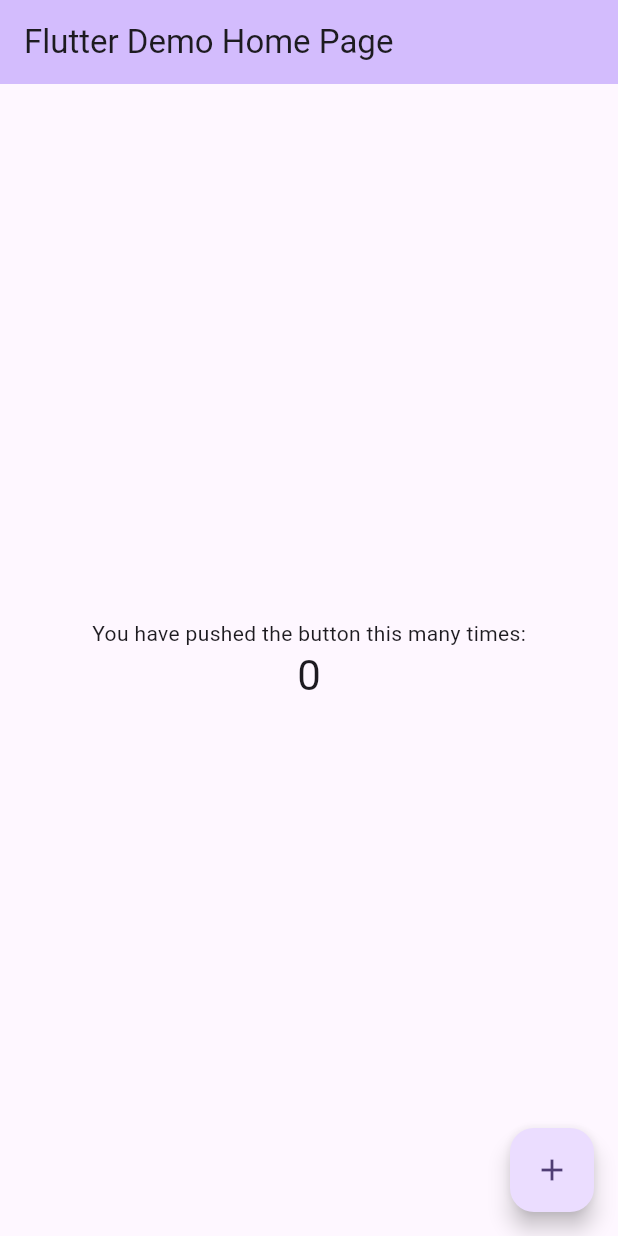
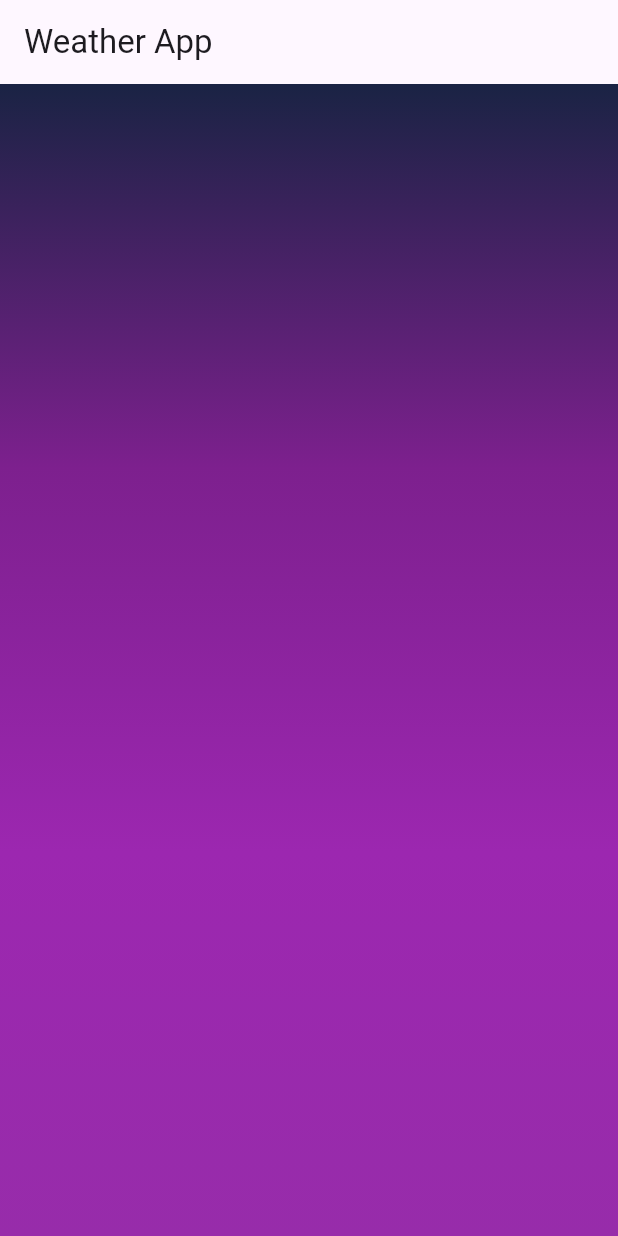
Before and after one commit to Sanzay-Chaudhary/weather_app, a Flutter app: the screen it shows after launch, on a phone screen of 412 x 824 dp. Run offline on Flutter 3.47's test engine with Material 3 defaults, Android fonts, the phone set to English and light mode, and no system bars.

Commit message:
creating ui

```diff
--- a/lib/main.dart
+++ b/lib/main.dart
@@ -1,4 +1,5 @@
 import 'package:flutter/material.dart';
+import 'package:weather_app/screens/home_screen.dart';
 
 void main() {
   runApp(const MyApp());
@@ -10,115 +11,10 @@ class MyApp extends StatelessWidget {
   // This widget is the root of your application.
   @override
   Widget build(BuildContext context) {
-    return MaterialApp(
-      title: 'Flutter Demo',
-      theme: ThemeData(
-        // This is the theme of your application.
-        //
-        // TRY THIS: Try running your application with "flutter run". You'll see
-        // the application has a purple toolbar. Then, without quitting the app,
-        // try changing the seedColor in the colorScheme below to Colors.green
-        // and then invoke "hot reload" (save your changes or press the "hot
-        // reload" button in a Flutter-supported IDE, or press "r" if you used
-        // the command line to start the app).
-        //
-        // Notice that the counter didn't reset back to zero; the application
-        // state is not lost during the reload. To reset the state, use hot
-        // restart instead.
-        //
-        // This works for code too, not just values: Most code changes can be
-        // tested with just a hot reload.
-        colorScheme: ColorScheme.fromSeed(seedColor: Colors.deepPurple),
-        useMaterial3: true,
-      ),
-      home: const MyHomePage(title: 'Flutter Demo Home Page'),
+    return const MaterialApp(
+      debugShowCheckedModeBanner: false,
+      title: "Weather App",
+      home: HomeScreen(),
     );
   }
 }
-
-class MyHomePage extends StatefulWidget {
-  const MyHomePage({super.key, required this.title});
-
-  // This widget is the home page of your application. It is stateful, meaning
-  // that it has a State object (defined below) that contains fields that affect
-  // how it looks.
-
-  // This class is the configuration for the state. It holds the values (in this
-  // case the title) provided by the parent (in this case the App widget) and
-  // used by the build method of the State. Fields in a Widget subclass are
-  // always marked "final".
-
-  final String title;
-
-  @override
-  State<MyHomePage> createState() => _MyHomePageState();
-}
-
-class _MyHomePageState extends State<MyHomePage> {
-  int _counter = 0;
-
-  void _incrementCounter() {
-    setState(() {
-      // This call to setState tells the Flutter framework that something has
-      // changed in this State, which causes it to rerun the build method below
-      // so that the display can reflect the updated values. If we changed
-      // _counter without calling setState(), then the build method would not be
-      // called again, and so nothing would appear to happen.
-      _counter++;
-    });
-  }
-
-  @override
-  Widget build(BuildContext context) {
-    // This method is rerun every time setState is called, for instance as done
-    // by the _incrementCounter method above.
-    //
-    // The Flutter framework has been optimized to make rerunning build methods
-    // fast, so that you can just rebuild anything that needs updating rather
-    // thfan having to individually change instances of widgets.
-    return Scaffold(
-      appBar: AppBar(
-        // Colors.amber, perhaps?) and trigger a hot reload to see the AppBar
-
-        backgroundColor: Theme.of(context).colorScheme.inversePrimary,
-        // Here we take the value from the MyHomePage object that was created by
-        // the App.build method, and use it to set our appbar title.
-        title: Text(widget.title),
-      ),
-      body: Center(
-        // Center is a layout widget. It takes a single child and positions it
-        // in the middle of the parent.
-        child: Column(
-          // Column is also a layout widget. It takes a list of children and
-          // arranges them vertically. By default, it sizes itself to fit its
-          // children horizontally, and tries to be as tall as its parent.
-          //
-          // Column has various properties to control how it sizes itself and
-          // how it positions its children. Here we use mainAxisAlignment to
-          // center the children vertically; the main axis here is the vertical
-          // axis because Columns are vertical (the cross axis would be
-          // horizontal).
-          //
-          // TRY THIS: Invoke "debug painting" (choose the "Toggle Debug Paint"
-          // action in the IDE, or press "p" in the console), to see the
-          // wireframe for each widget.
-          mainAxisAlignment: MainAxisAlignment.center,
-          children: <Widget>[
-            const Text(
-              'You have pushed the button this many times:',
-            ),
-            Text(
-              '$_counter',
-              style: Theme.of(context).textTheme.headlineMedium,
-            ),
-          ],
-        ),
-      ),
-      floatingActionButton: FloatingActionButton(
-        onPressed: _incrementCounter,
-        tooltip: 'Increment',
-        child: const Icon(Icons.add),
-      ), // This trailing comma makes auto-formatting nicer for build methods.
-    );
-  }
-}
--- /dev/null
+++ b/lib/screens/home_screen.dart
@@ -0,0 +1,38 @@
+import 'package:flutter/material.dart';
+
+class HomeScreen extends StatefulWidget {
+  const HomeScreen({super.key});
+
+  @override
+  _HomeScreenState createState() => _HomeScreenState();
+}
+
+class _HomeScreenState extends State<HomeScreen> {
+  String city = "Bhairahawa";
+  Map<String, dynamic>? _currentWeather;
+
+  @override
+  Widget build(BuildContext context) {
+    return Scaffold(
+      appBar: AppBar(
+        title: const Text("Weather App"),
+      ),
+      body: _currentWeather == null
+          ? Container(
+              decoration: const BoxDecoration(
+                gradient: LinearGradient(
+                  begin: Alignment.topCenter,
+                  end: Alignment.bottomCenter,
+                  colors: [
+                    Color(0xFF1A2344),
+                    Color.fromARGB(255, 125, 32, 142),
+                    Colors.purple,
+                    Color.fromARGB(255, 151, 44, 170),
+                  ],
+                ),
+              ),
+            )
+          : Container(),
+    );
+  }
+}
```
